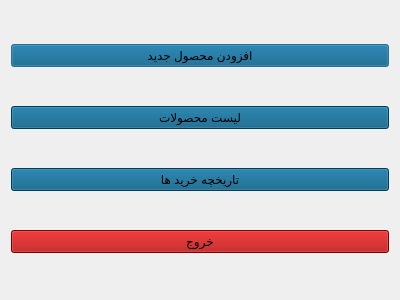
This is menu/custumer_menu.ui in AP-projects-4001/alsa as Qt 5 draws it before an edit. The edited form follows.
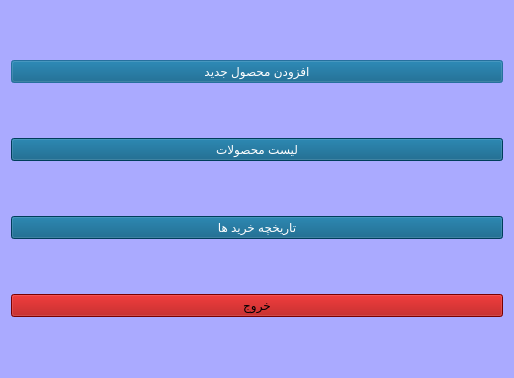
This is the edited form.

Patch:
```diff
--- a/menu/custumer_menu.ui
+++ b/menu/custumer_menu.ui
@@ -6,19 +6,22 @@
    <rect>
     <x>0</x>
     <y>0</y>
-    <width>400</width>
-    <height>300</height>
+    <width>514</width>
+    <height>378</height>
    </rect>
   </property>
   <property name="windowTitle">
    <string>Dialog</string>
   </property>
+  <property name="styleSheet">
+   <string notr="true">background-color: rgb(170, 170, 255);</string>
+  </property>
   <layout class="QVBoxLayout" name="verticalLayout">
    <item>
     <widget class="QPushButton" name="pushButton_2">
      <property name="styleSheet">
       <string notr="true">background-color: rgb(0, 85, 127);
-color: rgb(0, 0, 0);</string>
+color: rgb(255, 255, 255);</string>
      </property>
      <property name="text">
       <string>افزودن محصول جدید</string>
@@ -29,7 +32,7 @@
     <widget class="QPushButton" name="pushButton">
      <property name="styleSheet">
       <string notr="true">background-color: rgb(0, 85, 127);
-color: rgb(0, 0, 0);</string>
+color: rgb(255, 255, 255);</string>
      </property>
      <property name="text">
       <string>لیست محصولات</string>
@@ -40,7 +43,7 @@
     <widget class="QPushButton" name="pushButton_3">
      <property name="styleSheet">
       <string notr="true">background-color: rgb(0, 85, 127);
-color: rgb(0, 0, 0);</string>
+color: rgb(255, 255, 255);</string>
      </property>
      <property name="text">
       <string>تاریخچه خرید ها</string>
```
